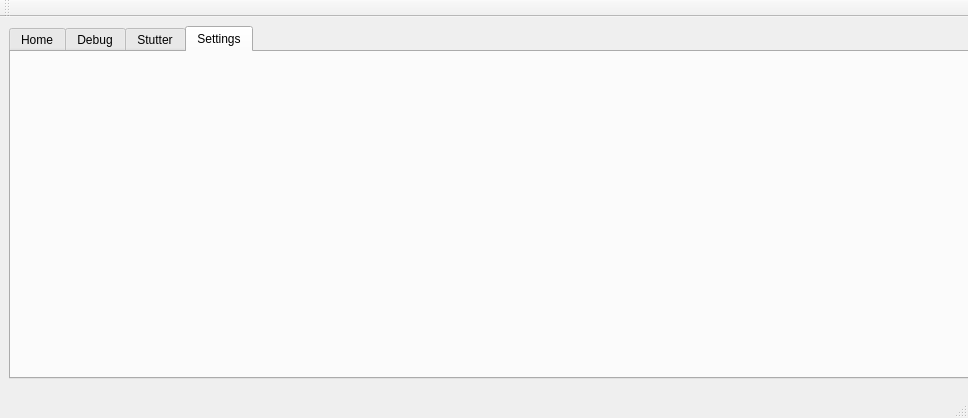
First picture: the form in svTool.ui, repository Eve-ning/reamber, before the edit.
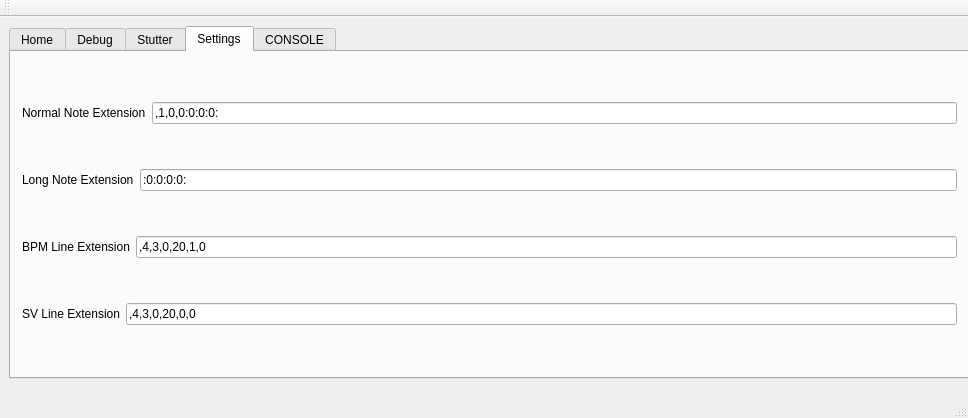
Second picture: the form after the edit. The open tabs and pages were chosen to show the change.

Commit message:
Stutter (SV) Finished
Added Console for Debug stuff

```diff
--- a/svTool.ui
+++ b/svTool.ui
@@ -318,41 +318,8 @@
      <attribute name="title">
       <string>Settings</string>
      </attribute>
-     <widget class="QWidget" name="layoutWidget">
-      <property name="geometry">
-       <rect>
-        <x>10</x>
-        <y>30</y>
-        <width>240</width>
-        <height>22</height>
-       </rect>
-      </property>
-      <layout class="QGridLayout" name="settings_lnExtensionGroup">
+     <layout class="QGridLayout" name="gridLayout">
        <item row="0" column="0">
-        <widget class="QLabel" name="settings_lnExtensionLabel">
-         <property name="text">
-          <string>Long Note Extension</string>
-         </property>
-        </widget>
-       </item>
-       <item row="0" column="1">
-        <widget class="QLineEdit" name="settings_lnExtensionLine">
-         <property name="text">
-          <string>:0:0:0:0:</string>
-         </property>
-        </widget>
-       </item>
-      </layout>
-     </widget>
-     <widget class="QWidget" name="">
-      <property name="geometry">
-       <rect>
-        <x>9</x>
-        <y>9</y>
-        <width>250</width>
-        <height>22</height>
-       </rect>
-      </property>
       <layout class="QGridLayout" name="settings_nnExtensionGroup">
        <item row="0" column="0">
         <widget class="QLabel" name="settings_nnExtensionLabel">
@@ -369,7 +336,72 @@
         </widget>
        </item>
       </layout>
-     </widget>
+      </item>
+      <item row="1" column="0">
+       <layout class="QGridLayout" name="settings_lnExtensionGroup">
+        <item row="0" column="0">
+         <widget class="QLabel" name="settings_lnExtensionLabel">
+          <property name="text">
+           <string>Long Note Extension</string>
+          </property>
+         </widget>
+        </item>
+        <item row="0" column="1">
+         <widget class="QLineEdit" name="settings_lnExtensionLine">
+          <property name="text">
+           <string>:0:0:0:0:</string>
+          </property>
+         </widget>
+        </item>
+       </layout>
+      </item>
+      <item row="2" column="0">
+       <layout class="QGridLayout" name="settings_bpmExtensionGroup">
+        <item row="0" column="0">
+         <widget class="QLabel" name="settings_bpmExtensionLabel">
+          <property name="text">
+           <string>BPM Line Extension</string>
+          </property>
+         </widget>
+        </item>
+        <item row="0" column="1">
+         <widget class="QLineEdit" name="settings_bpmExtensionLine">
+          <property name="text">
+           <string>,4,3,0,20,1,0</string>
+          </property>
+         </widget>
+        </item>
+       </layout>
+      </item>
+      <item row="3" column="0">
+       <layout class="QGridLayout" name="settings_svExtensionGroup">
+        <item row="0" column="0">
+         <widget class="QLabel" name="settings_svExtensionLabel">
+          <property name="text">
+           <string>SV Line Extension</string>
+          </property>
+         </widget>
+        </item>
+        <item row="0" column="1">
+         <widget class="QLineEdit" name="settings_svExtensionLine">
+          <property name="text">
+           <string>,4,3,0,20,0,0</string>
+          </property>
+         </widget>
+        </item>
+       </layout>
+      </item>
+     </layout>
+    </widget>
+    <widget class="QWidget" name="tabConsole">
+     <attribute name="title">
+      <string>CONSOLE</string>
+     </attribute>
+     <layout class="QGridLayout" name="gridLayout_3">
+      <item row="0" column="0">
+       <widget class="QTextBrowser" name="console_consoleBox"/>
+      </item>
+     </layout>
     </widget>
    </widget>
   </widget>
```
Left out of the diff: 4 changed lines with no effect on the pictures. Lines whose indentation alone changed are shown as unchanged. The commit also changes 2 other files.
